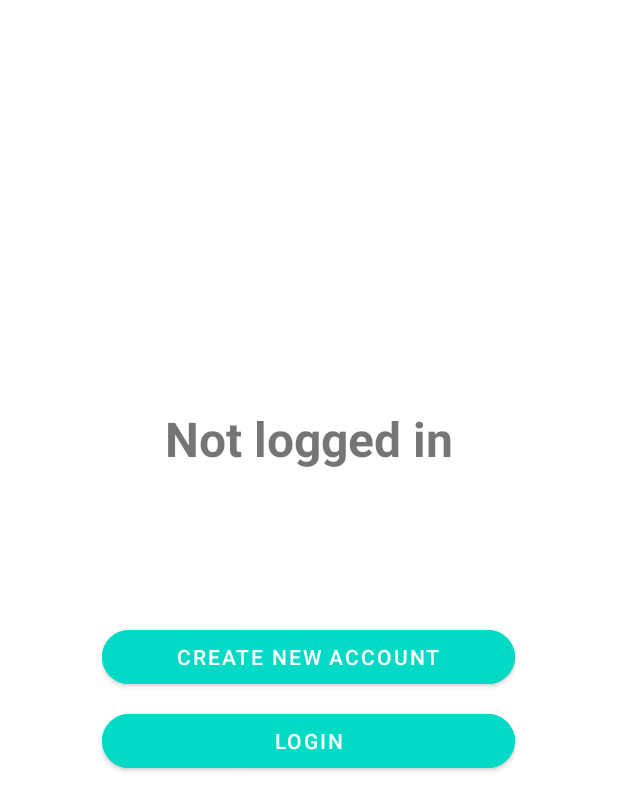
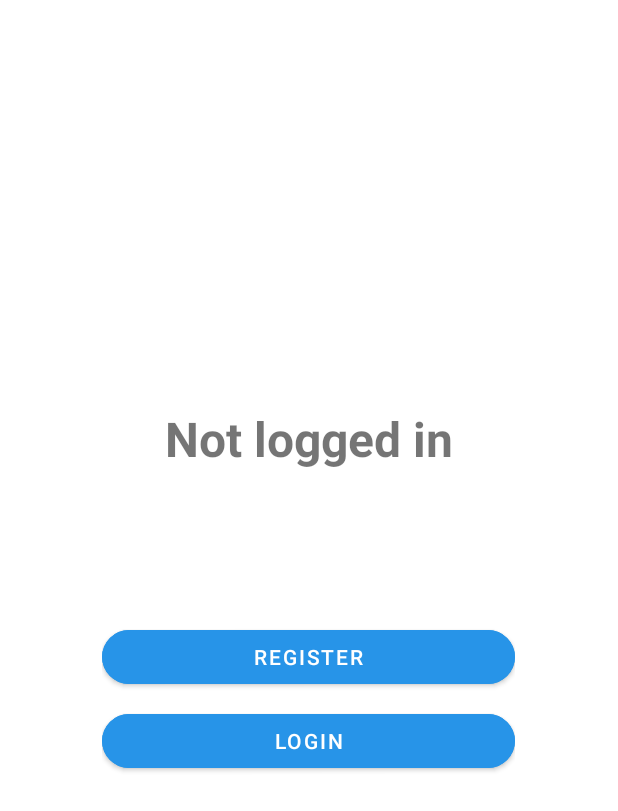
Before and after one commit to carrot2803/android-notes-client, an Android app: the UserInfoFragment screen opened through its navigation route, on a phone screen of 412 x 824 dp. Shown: the top 811 px of the screen. Run offline under Robolectric (Android 15) with nearby library versions, the phone set to English and light mode, and no system bars; our stand-ins replace Dagger/Hilt's generated code.

Commit message:
solidifying MVVM principles

```diff
--- a/app/src/main/java/com/carrot/noteapp/datasource/remote/NoteAPI.kt
+++ b/app/src/main/java/com/carrot/noteapp/datasource/remote/NoteAPI.kt
@@ -8,7 +8,7 @@ import retrofit2.http.*
 interface NoteAPI {
     @Headers("Content-Type: application/json")
     @POST("/register")
-    suspend fun createAccount(@Body user: User): SimpleResponse
+    suspend fun register(@Body user: User): SimpleResponse
 
     @Headers("Content-Type: application/json")
     @POST("/login")
--- a/app/src/main/java/com/carrot/noteapp/datasource/remote/models/User.kt
+++ b/app/src/main/java/com/carrot/noteapp/datasource/remote/models/User.kt
@@ -3,5 +3,5 @@ package com.carrot.noteapp.datasource.remote.models
 data class User(
     val email: String,
     val password: String,
-    val name: String? = null,
+    val username: String? = null,
 )
--- a/app/src/main/java/com/carrot/noteapp/repository/NoteRepo.kt
+++ b/app/src/main/java/com/carrot/noteapp/repository/NoteRepo.kt
@@ -6,7 +6,7 @@ import com.carrot.noteapp.utils.Result
 import kotlinx.coroutines.flow.Flow
 
 interface NoteRepo {
-    suspend fun createUser(user: User): Result<String>
+    suspend fun register(user: User): Result<String>
     suspend fun login(user: User): Result<String>
     suspend fun getUser(): Result<User>
     suspend fun logout(): Result<String>
--- a/app/src/main/java/com/carrot/noteapp/views/account/UserInfoFragment.kt
+++ b/app/src/main/java/com/carrot/noteapp/views/account/UserInfoFragment.kt
@@ -28,15 +28,15 @@ class UserInfoFragment : Fragment(R.layout.fragment_user_info) {
         super.onViewCreated(view, savedInstanceState)
         _binding = FragmentUserInfoBinding.bind(view)
 
-        binding?.createAccountBtn?.setOnClickListener {
+        binding?.registerButton?.setOnClickListener {
             findNavController().navigate(R.id.action_userInfoFragment_to_createAccountFragment)
         }
 
-        binding?.loginBtn?.setOnClickListener {
+        binding?.loginButton?.setOnClickListener {
             findNavController().navigate(R.id.action_userInfoFragment_to_loginFragment)
         }
 
-        binding?.logoutBtn?.setOnClickListener {
+        binding?.logoutButton?.setOnClickListener {
             userViewModel.logout()
         }
         subscribeToCurrentUserEvents()
@@ -47,14 +47,13 @@ class UserInfoFragment : Fragment(R.layout.fragment_user_info) {
             when (result) {
                 is Result.Success -> {
                     userLoggedIn()
-                    binding?.userTxt?.text = result.data?.name ?: "No Name"
+                    binding?.userTxt?.text = result.data?.username ?: "No Name"
                     binding?.userEmail?.text = result.data?.email ?: "No Email"
                 }
 
                 is Result.Error -> {
                     userNotLoggedIn()
-//                    "Not logged in".also { binding?.userTxt?.text = it }
-                    binding?.userTxt?.text = "Not logged in"
+                    "Not logged in".also { binding?.userTxt?.text = it }
                 }
 
                 is Result.Loading -> {
@@ -66,17 +65,17 @@ class UserInfoFragment : Fragment(R.layout.fragment_user_info) {
 
     private fun userLoggedIn() {
         binding?.userProgressBar?.isVisible = false
-        binding?.loginBtn?.isVisible = false
-        binding?.createAccountBtn?.isVisible = false
-        binding?.logoutBtn?.isVisible = true
+        binding?.loginButton?.isVisible = false
+        binding?.registerButton?.isVisible = false
+        binding?.logoutButton?.isVisible = true
         binding?.userEmail?.isVisible = true
     }
 
     private fun userNotLoggedIn() {
         binding?.userProgressBar?.isVisible = false
-        binding?.loginBtn?.isVisible = true
-        binding?.createAccountBtn?.isVisible = true
-        binding?.logoutBtn?.isVisible = false
+        binding?.loginButton?.isVisible = true
+        binding?.registerButton?.isVisible = true
+        binding?.logoutButton?.isVisible = false
         binding?.userEmail?.isVisible = false
     }
 
--- a/app/src/main/java/com/carrot/noteapp/views/notes/AllNotesFragment.kt
+++ b/app/src/main/java/com/carrot/noteapp/views/notes/AllNotesFragment.kt
@@ -31,7 +31,6 @@ class AllNotesFragment : Fragment(R.layout.fragment_all_notes) {
 
     private lateinit var noteAdapter: NoteAdapter
     private val noteViewModel: NotesViewModel by activityViewModels()
-
 
     override fun onViewCreated(view: View, savedInstanceState: Bundle?) {
         super.onViewCreated(view, savedInstanceState)
@@ -118,14 +117,12 @@ class AllNotesFragment : Fragment(R.layout.fragment_all_notes) {
         return super.onCreateView(inflater, container, savedInstanceState)
     }
 
-
     override fun onCreateOptionsMenu(menu: Menu, inflater: MenuInflater) {
         inflater.inflate(R.menu.main_menu, menu)
         super.onCreateOptionsMenu(menu, inflater)
 
         val item = menu.findItem(R.id.search)
         val searchView = item.actionView as SearchView
-
 
         item.setOnActionExpandListener(object : MenuItem.OnActionExpandListener {
             override fun onMenuItemActionExpand(item: MenuItem?): Boolean {
@@ -165,7 +162,6 @@ class AllNotesFragment : Fragment(R.layout.fragment_all_notes) {
         }
     }
 
-
     override fun onOptionsItemSelected(item: MenuItem): Boolean {
         when (item.itemId) {
             R.id.account -> {
@@ -175,7 +171,6 @@ class AllNotesFragment : Fragment(R.layout.fragment_all_notes) {
         return super.onOptionsItemSelected(item)
     }
 
-
     override fun onDestroy() {
         super.onDestroy()
         _binding = null
--- a/app/src/main/res/layout/fragment_create_account.xml
+++ b/app/src/main/res/layout/fragment_create_account.xml
@@ -71,10 +71,10 @@
 
 
 	<com.google.android.material.button.MaterialButton
-		android:id="@+id/createAccountBtn"
+		android:id="@+id/registerButton"
 		android:layout_width="280dp"
 		android:layout_height="wrap_content"
-		android:text="@string/create_account"
+		android:text="@string/register"
 		android:textSize="16sp"
 		android:textColor="@android:color/white"
 		android:layout_marginTop="40dp"
@@ -88,7 +88,7 @@
 		/>
 
 	<ProgressBar
-		android:id="@+id/createUserProgressBar"
+		android:id="@+id/ProgressBar"
 		android:layout_width="wrap_content"
 		android:layout_height="wrap_content"
 		android:visibility="gone"
--- a/app/src/main/res/layout/fragment_login.xml
+++ b/app/src/main/res/layout/fragment_login.xml
@@ -42,7 +42,7 @@
 		android:layout_marginTop="20dp"/>
 
 	<com.google.android.material.button.MaterialButton
-		android:id="@+id/loginBtn"
+		android:id="@+id/loginButton"
 		android:layout_width="280dp"
 		android:layout_height="wrap_content"
 		android:text="@string/login"
--- a/app/src/main/res/layout/fragment_new_note.xml
+++ b/app/src/main/res/layout/fragment_new_note.xml
@@ -54,6 +54,7 @@
 		app:layout_constraintStart_toStartOf="parent"
 		app:layout_constraintEnd_toEndOf="parent"
 		app:layout_constraintBottom_toBottomOf="parent"
+		android:inputType="text"
 		/>
 
 </androidx.constraintlayout.widget.ConstraintLayout>
--- a/app/src/main/res/layout/fragment_user_info.xml
+++ b/app/src/main/res/layout/fragment_user_info.xml
@@ -50,7 +50,7 @@
 			app:layout_constraintHorizontal_bias="0.496">
 
 			<com.google.android.material.button.MaterialButton
-				android:id="@+id/logoutBtn"
+				android:id="@+id/logoutButton"
 				android:layout_width="match_parent"
 				android:layout_height="wrap_content"
 				android:layout_marginBottom="8dp"
@@ -60,16 +60,16 @@
 				app:cornerRadius="30dp"/>
 
 			<com.google.android.material.button.MaterialButton
-				android:id="@+id/createAccountBtn"
+				android:id="@+id/registerButton"
 				android:layout_width="match_parent"
 				android:layout_height="wrap_content"
 				android:layout_marginBottom="8dp"
 				android:backgroundTint="?attr/colorSecondary"
-				android:text="@string/create_new_account"
+				android:text="@string/register"
 				app:cornerRadius="30dp"/>
 
 			<com.google.android.material.button.MaterialButton
-				android:id="@+id/loginBtn"
+				android:id="@+id/loginButton"
 				android:layout_width="match_parent"
 				android:layout_height="wrap_content"
 				android:layout_marginBottom="8dp"
--- a/app/src/main/res/values-night/themes.xml
+++ b/app/src/main/res/values-night/themes.xml
@@ -2,15 +2,16 @@
 	<!-- Base application theme. -->
 	<style name="Theme.KtorNoteApp" parent="Theme.MaterialComponents.DayNight.NoActionBar">
 		<!-- Primary brand color. -->
-        <item name="colorPrimary">@color/purple_200</item>
-        <item name="colorPrimaryVariant">@color/purple_700</item>
+		<item name="colorPrimary">@color/blue_200</item>
+		<item name="colorPrimaryVariant">@color/blue_700</item>
 		<item name="colorOnPrimary">@color/black</item>
 		<!-- Secondary brand color. -->
-        <item name="colorSecondary">@color/teal_200</item>
-        <item name="colorSecondaryVariant">@color/teal_200</item>
+		<item name="colorSecondary">@color/blue_200</item>
+		<item name="colorSecondaryVariant">@color/blue_700</item>
 		<item name="colorOnSecondary">@color/black</item>
 		<!-- Status bar color. -->
 		<item name="android:statusBarColor" tools:targetApi="l">?attr/colorPrimaryVariant</item>
 		<!-- Customize your theme here. -->
 	</style>
+
 </resources>
--- a/app/src/main/res/values/colors.xml
+++ b/app/src/main/res/values/colors.xml
@@ -1,16 +1,11 @@
 <?xml version="1.0" encoding="utf-8"?>
 <resources>
-    <color name="purple_200">#FFBB86FC</color>
-    <color name="purple_500">#FF6200EE</color>
-    <color name="purple_700">#FF3700B3</color>
-    <color name="teal_200">#FF03DAC5</color>
-    <color name="teal_700">#FF018786</color>
-    <color name="black">#FF000000</color>
-    <color name="white">#FFFFFFFF</color>
-
-
-    <color name="button_color">#303030</color>
-
-    <color name="notConnected">#FF2212</color>
-    <color name="connected">#4CAF50</color>
+	<color name="blue_200">#2794e8</color>
+	<color name="blue_500">#1478c4</color>
+	<color name="blue_700">#125487</color>
+	<color name="black">#FF000000</color>
+	<color name="white">#FFFFFFFF</color>
+	<color name="button_color">#303030</color>
+	<color name="notConnected">#FF2212</color>
+	<color name="connected">#4CAF50</color>
 </resources>
--- a/app/src/main/res/values/strings.xml
+++ b/app/src/main/res/values/strings.xml
@@ -15,4 +15,5 @@
 	<string name="logout">Logout</string>
 	<string name="search">Search</string>
 	<string name="backup">Backup</string>
+	<string name="register">Register</string>
 </resources>
--- a/app/src/main/res/values/themes.xml
+++ b/app/src/main/res/values/themes.xml
@@ -2,12 +2,12 @@
 	<!-- Base application theme. -->
 	<style name="Theme.KtorNoteApp" parent="Theme.MaterialComponents.DayNight.NoActionBar">
 		<!-- Primary brand color. -->
-        <item name="colorPrimary">@color/purple_500</item>
-        <item name="colorPrimaryVariant">@color/purple_700</item>
+		<item name="colorPrimary">@color/blue_500</item>
+		<item name="colorPrimaryVariant">@color/blue_700</item>
 		<item name="colorOnPrimary">@color/white</item>
 		<!-- Secondary brand color. -->
-        <item name="colorSecondary">@color/teal_200</item>
-        <item name="colorSecondaryVariant">@color/teal_700</item>
+		<item name="colorSecondary">@color/blue_200</item>
+		<item name="colorSecondaryVariant">@color/blue_700</item>
 		<item name="colorOnSecondary">@color/black</item>
 		<!-- Status bar color. -->
 		<item name="android:statusBarColor" tools:targetApi="l">?attr/colorPrimaryVariant</item>
```
Also changed, not shown: app/src/main/java/com/carrot/noteapp/repository/NoteRepoImpl.kt (+5 -6 lines), app/src/main/java/com/carrot/noteapp/viewmodels/UserViewModel.kt (+5 -5 lines), app/src/main/java/com/carrot/noteapp/views/account/CreateAccountFragment.kt (+4 -4 lines), app/src/main/java/com/carrot/noteapp/views/account/LoginFragment.kt (+3 -7 lines). Lines whose indentation alone changed are shown as unchanged.
